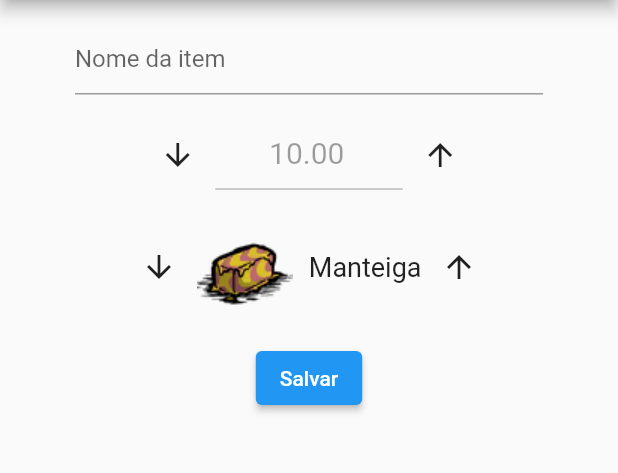
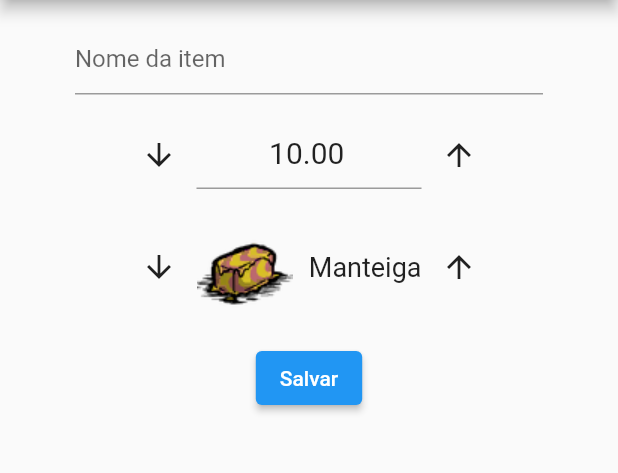
Before and after one commit to henriquemod/udesc-curso-flutter, a Flutter app: the AddProduct screen opened directly, on a phone screen of 412 x 824 dp, the part 84-557 px from its top. Run offline on Flutter 3.47's test engine with Material 2 defaults, Android fonts, the phone set to English and light mode, and no system bars; missing offline and left inert: dart:ffi.

Commit message:
chore(value_container): increase and decrease buttons and enable field for double values

```diff
--- a/lib/views/widgets/value_container.dart
+++ b/lib/views/widgets/value_container.dart
@@ -1,4 +1,5 @@
 import 'package:flutter/material.dart';
+import 'package:flutter/services.dart';
 
 class ValueContainer extends StatelessWidget {
   final TextEditingController controller;
@@ -10,34 +11,56 @@ class ValueContainer extends StatelessWidget {
     return Row(
       mainAxisAlignment: MainAxisAlignment.center,
       children: [
-        Container(
+        SizedBox(
           height: 50,
           width: 50,
-          child: const Icon(
-            Icons.arrow_downward,
+          child: IconButton(
+            icon: const Icon(Icons.arrow_downward),
+            tooltip: 'Decrease value',
+            onPressed: () {
+              double value = double.parse(controller.text);
+              if (value - 10.00 > 0.0) {
+                value -= 10.00;
+              } else {
+                value = 00.00;
+              }
+              controller.text = value.toStringAsFixed(2);
+            },
           ),
         ),
-        Container(
+        SizedBox(
           height: 50,
-          width: 125,
+          width: 150,
           child: Column(
             children: [
               TextField(
+                keyboardType:
+                    const TextInputType.numberWithOptions(decimal: true),
+                inputFormatters: <TextInputFormatter>[
+                  FilteringTextInputFormatter.allow(
+                      RegExp(r'^(\d+)?\.?\d{0,2}'))
+                ],
                 controller: controller,
                 textAlign: TextAlign.center,
                 style: const TextStyle(
                   fontSize: 20, // This is not so important
                 ),
-                enabled: false,
+                enabled: true,
               )
             ],
           ),
         ),
-        Container(
+        SizedBox(
           height: 50,
           width: 50,
-          child: const Icon(
-            Icons.arrow_upward,
+          child: IconButton(
+            icon: const Icon(Icons.arrow_upward),
+            tooltip: 'Increase value',
+            onPressed: () {
+              double value = double.parse(controller.text);
+              value += 10.00;
+              controller.text = value.toStringAsFixed(2);
+            },
           ),
         ),
       ],
```
